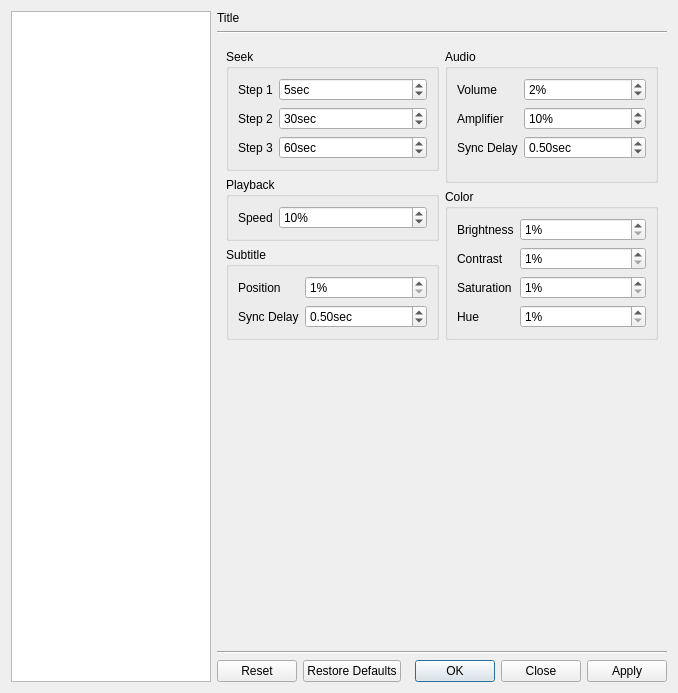
The window that src/bomi/ui/prefdialog.ui (bylee20/bomi) describes before a commit, drawn with Qt 5.
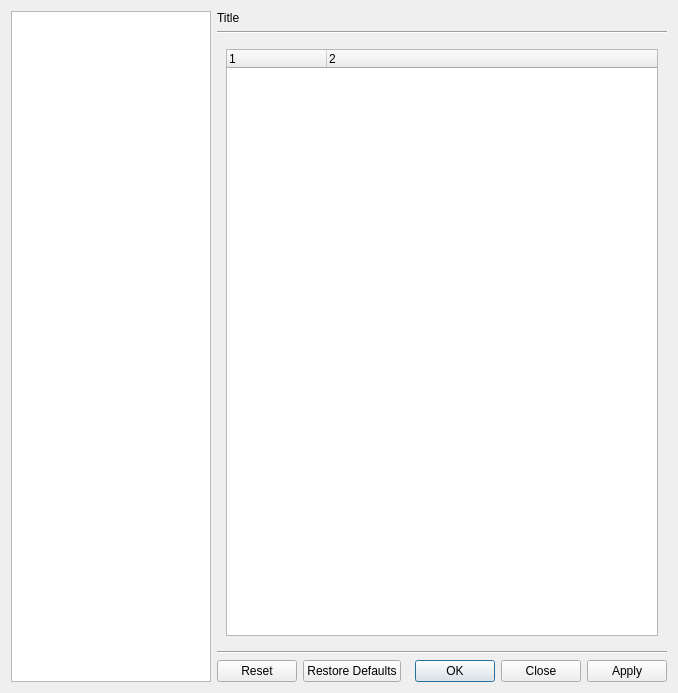
The same window after the commit. The open tabs and pages were chosen to show the change. Icons and pictures are not drawn. Custom widgets are drawn as their Qt base class.

Commit message: configurable aspect ratio step

Diff of the .ui file:
```diff
--- a/src/bomi/ui/prefdialog.ui
+++ b/src/bomi/ui/prefdialog.ui
@@ -2311,367 +2311,21 @@
        <widget class="QWidget" name="ui_step">
         <layout class="QVBoxLayout" name="verticalLayout_24">
          <item>
-          <layout class="QHBoxLayout" name="horizontalLayout_6">
-           <item>
-            <layout class="QVBoxLayout" name="verticalLayout_22">
-             <item>
-              <widget class="QGroupBox" name="groupBox_17">
-               <property name="title">
-                <string>Seek</string>
-               </property>
-               <layout class="QFormLayout" name="formLayout">
-                <property name="fieldGrowthPolicy">
-                 <enum>QFormLayout::AllNonFixedFieldsGrow</enum>
-                </property>
-                <item row="0" column="0">
-                 <widget class="QLabel" name="aLabel_7">
-                  <property name="text">
-                   <string>Step 1</string>
-                  </property>
-                 </widget>
-                </item>
-                <item row="0" column="1">
-                 <widget class="QSpinBox" name="seek_step1_sec">
-                  <property name="suffix">
-                   <string>sec</string>
-                  </property>
-                  <property name="minimum">
-                   <number>1</number>
-                  </property>
-                  <property name="maximum">
-                   <number>300</number>
-                  </property>
-                  <property name="value">
-                   <number>5</number>
-                  </property>
-                 </widget>
-                </item>
-                <item row="1" column="0">
-                 <widget class="QLabel" name="aLabel_8">
-                  <property name="text">
-                   <string>Step 2</string>
-                  </property>
-                 </widget>
-                </item>
-                <item row="1" column="1">
-                 <widget class="QSpinBox" name="seek_step2_sec">
-                  <property name="suffix">
-                   <string>sec</string>
-                  </property>
-                  <property name="minimum">
-                   <number>1</number>
-                  </property>
-                  <property name="maximum">
-                   <number>600</number>
-                  </property>
-                  <property name="value">
-                   <number>30</number>
-                  </property>
-                 </widget>
-                </item>
-                <item row="2" column="0">
-                 <widget class="QLabel" name="aLabel_9">
-                  <property name="text">
-                   <string>Step 3</string>
-                  </property>
-                 </widget>
-                </item>
-                <item row="2" column="1">
-                 <widget class="QSpinBox" name="seek_step3_sec">
-                  <property name="suffix">
-                   <string>sec</string>
-                  </property>
-                  <property name="minimum">
-                   <number>1</number>
-                  </property>
-                  <property name="maximum">
-                   <number>600</number>
-                  </property>
-                  <property name="value">
-                   <number>60</number>
-                  </property>
-                 </widget>
-                </item>
-               </layout>
-              </widget>
-             </item>
-             <item>
-              <widget class="QGroupBox" name="groupBox_19">
-               <property name="title">
-                <string>Playback</string>
-               </property>
-               <layout class="QFormLayout" name="formLayout_12">
-                <property name="fieldGrowthPolicy">
-                 <enum>QFormLayout::AllNonFixedFieldsGrow</enum>
-                </property>
-                <item row="0" column="0">
-                 <widget class="QLabel" name="label_9">
-                  <property name="text">
-                   <string>Speed</string>
-                  </property>
-                 </widget>
-                </item>
-                <item row="0" column="1">
-                 <widget class="QSpinBox" name="speed_step">
-                  <property name="suffix">
-                   <string notr="true">%</string>
-                  </property>
-                  <property name="minimum">
-                   <number>1</number>
-                  </property>
-                  <property name="value">
-                   <number>10</number>
-                  </property>
-                 </widget>
-                </item>
-               </layout>
-              </widget>
-             </item>
-             <item>
-              <widget class="QGroupBox" name="groupBox_21">
-               <property name="title">
-                <string>Subtitle</string>
-               </property>
-               <layout class="QFormLayout" name="formLayout_10">
-                <item row="0" column="0">
-                 <widget class="QLabel" name="label_10">
-                  <property name="text">
-                   <string>Position</string>
-                  </property>
-                 </widget>
-                </item>
-                <item row="0" column="1">
-                 <widget class="QSpinBox" name="sub_pos_step">
-                  <property name="suffix">
-                   <string notr="true">%</string>
-                  </property>
-                  <property name="minimum">
-                   <number>1</number>
-                  </property>
-                  <property name="value">
-                   <number>1</number>
-                  </property>
-                 </widget>
-                </item>
-                <item row="1" column="0">
-                 <widget class="QLabel" name="label_11">
-                  <property name="text">
-                   <string>Sync Delay</string>
-                  </property>
-                 </widget>
-                </item>
-                <item row="1" column="1">
-                 <widget class="QDoubleSpinBox" name="sub_sync_step_sec">
-                  <property name="suffix">
-                   <string>sec</string>
-                  </property>
-                  <property name="minimum">
-                   <double>0.010000000000000</double>
-                  </property>
-                  <property name="singleStep">
-                   <double>0.100000000000000</double>
-                  </property>
-                  <property name="value">
-                   <double>0.500000000000000</double>
-                  </property>
-                 </widget>
-                </item>
-               </layout>
-              </widget>
-             </item>
-            </layout>
-           </item>
-           <item>
-            <layout class="QVBoxLayout" name="verticalLayout_23">
-             <item>
-              <widget class="QGroupBox" name="groupBox_20">
-               <property name="title">
-                <string>Audio</string>
-               </property>
-               <layout class="QFormLayout" name="formLayout_7">
-                <item row="0" column="0">
-                 <widget class="QLabel" name="label_18">
-                  <property name="text">
-                   <string>Volume</string>
-                  </property>
-                  <property name="alignment">
-                   <set>Qt::AlignLeading|Qt::AlignLeft|Qt::AlignVCenter</set>
-                  </property>
-                 </widget>
-                </item>
-                <item row="0" column="1">
-                 <widget class="QSpinBox" name="volume_step">
-                  <property name="suffix">
-                   <string notr="true">%</string>
-                  </property>
-                  <property name="minimum">
-                   <number>1</number>
-                  </property>
-                  <property name="maximum">
-                   <number>50</number>
-                  </property>
-                  <property name="value">
-                   <number>2</number>
-                  </property>
-                 </widget>
-                </item>
-                <item row="1" column="0">
-                 <widget class="QLabel" name="label_19">
-                  <property name="text">
-                   <string>Amplifier</string>
-                  </property>
-                  <property name="alignment">
-                   <set>Qt::AlignLeading|Qt::AlignLeft|Qt::AlignVCenter</set>
-                  </property>
-                 </widget>
-                </item>
-                <item row="1" column="1">
-                 <widget class="QSpinBox" name="amp_step">
-                  <property name="suffix">
-                   <string notr="true">%</string>
-                  </property>
-                  <property name="minimum">
-                   <number>1</number>
-                  </property>
-                  <property name="maximum">
-                   <number>50</number>
-                  </property>
-                  <property name="value">
-                   <number>10</number>
-                  </property>
-                 </widget>
-                </item>
-                <item row="2" column="0">
-                 <widget class="QLabel" name="label_39">
-                  <property name="text">
-                   <string>Sync Delay</string>
-                  </property>
-                 </widget>
-                </item>
-                <item row="2" column="1">
-                 <widget class="QDoubleSpinBox" name="audio_sync_step_sec">
-                  <property name="suffix">
-                   <string>sec</string>
-                  </property>
-                  <property name="minimum">
-                   <double>0.010000000000000</double>
-                  </property>
-                  <property name="singleStep">
-                   <double>0.100000000000000</double>
-                  </property>
-                  <property name="value">
-                   <double>0.500000000000000</double>
-                  </property>
-                 </widget>
-                </item>
-               </layout>
-              </widget>
-             </item>
-             <item>
-              <widget class="QGroupBox" name="groupBox_18">
-               <property name="title">
-                <string>Color</string>
-               </property>
-               <layout class="QFormLayout" name="formLayout_4">
-                <item row="0" column="0">
-                 <widget class="QLabel" name="label_12">
-                  <property name="text">
-                   <string>Brightness</string>
-                  </property>
-                 </widget>
-                </item>
-                <item row="0" column="1">
-                 <widget class="QSpinBox" name="brightness_step">
-                  <property name="suffix">
-                   <string notr="true">%</string>
-                  </property>
-                  <property name="minimum">
-                   <number>1</number>
-                  </property>
-                  <property name="value">
-                   <number>1</number>
-                  </property>
-                 </widget>
-                </item>
-                <item row="1" column="0">
-                 <widget class="QLabel" name="label_14">
-                  <property name="text">
-                   <string>Contrast</string>
-                  </property>
-                 </widget>
-                </item>
-                <item row="1" column="1">
-                 <widget class="QSpinBox" name="contrast_step">
-                  <property name="suffix">
-                   <string notr="true">%</string>
-                  </property>
-                  <property name="minimum">
-                   <number>1</number>
-                  </property>
-                  <property name="value">
-                   <number>1</number>
-                  </property>
-                 </widget>
-                </item>
-                <item row="2" column="0">
-                 <widget class="QLabel" name="label_13">
-                  <property name="text">
-                   <string>Saturation</string>
-                  </property>
-                 </widget>
-                </item>
-                <item row="2" column="1">
-                 <widget class="QSpinBox" name="saturation_step">
-                  <property name="suffix">
-                   <string notr="true">%</string>
-                  </property>
-                  <property name="minimum">
-                   <number>1</number>
-                  </property>
-                  <property name="value">
-                   <number>1</number>
-                  </property>
-                 </widget>
-                </item>
-                <item row="3" column="0">
-                 <widget class="QLabel" name="label_20">
-                  <property name="text">
-                   <string>Hue</string>
-                  </property>
-                 </widget>
-                </item>
-                <item row="3" column="1">
-                 <widget class="QSpinBox" name="hue_step">
-                  <property name="suffix">
-                   <string notr="true">%</string>
-                  </property>
-                  <property name="minimum">
-                   <number>1</number>
-                  </property>
-                  <property name="value">
-                   <number>1</number>
-                  </property>
-                 </widget>
-                </item>
-               </layout>
-              </widget>
-             </item>
-            </layout>
-           </item>
-          </layout>
-         </item>
-         <item>
-          <spacer name="verticalSpacer_6">
-           <property name="orientation">
-            <enum>Qt::Vertical</enum>
+          <widget class="PrefStepTreeWidget" name="steps">
+           <property name="columnCount">
+            <number>2</number>
            </property>
-           <property name="sizeHint" stdset="0">
-            <size>
-             <width>20</width>
-             <height>108</height>
-            </size>
-           </property>
-          </spacer>
+           <column>
+            <property name="text">
+             <string/>
+            </property>
+           </column>
+           <column>
+            <property name="text">
+             <string/>
+            </property>
+           </column>
+          </widget>
          </item>
         </layout>
        </widget>
@@ -2828,6 +2482,11 @@
    <header>misc/logoption.hpp</header>
    <container>1</container>
   </customwidget>
+  <customwidget>
+   <class>PrefStepTreeWidget</class>
+   <extends>QTreeWidget</extends>
+   <header>dialog/prefdialog_p.hpp</header>
+  </customwidget>
  </customwidgets>
  <resources>
   <include location="../rsclist.qrc"/>
```
Left out of the diff: 49 changed lines with no effect on the pictures. The commit also changes 8 other files.
